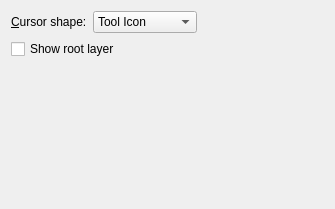
Qt form krita/ui/forms/wdggeneralsettings.ui (KDE/krita) before a commit.
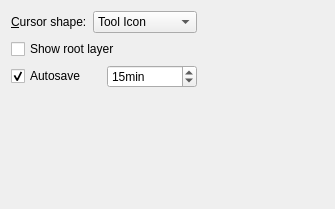
The same form after that commit.

Commit message:
Make autosave configurable and make it work for non-native files.
Patch by Adam <nospam@xibo.at>.

```diff
--- a/krita/ui/forms/wdggeneralsettings.ui
+++ b/krita/ui/forms/wdggeneralsettings.ui
@@ -80,7 +80,7 @@
      </property>
     </spacer>
    </item>
-   <item row="1" column="0" colspan="2">
+   <item row="1" column="0">
     <widget class="QCheckBox" name="chkShowRootLayer">
      <property name="text">
       <string>Show root layer</string>
@@ -88,6 +88,39 @@
     </widget>
    </item>
    <item row="2" column="0">
+    <layout class="QHBoxLayout" name="horizontalLayout">
+     <item>
+      <widget class="QCheckBox" name="m_autosaveCheckBox">
+       <property name="text">
+        <string>Autosave</string>
+       </property>
+       <property name="checked">
+        <bool>true</bool>
+       </property>
+      </widget>
+     </item>
+     <item>
+      <widget class="QSpinBox" name="m_autosaveSpinBox">
+       <property name="suffix">
+        <string notr="true">min</string>
+       </property>
+       <property name="minimum">
+        <number>1</number>
+       </property>
+       <property name="maximum">
+        <number>1440</number>
+       </property>
+       <property name="singleStep">
+        <number>5</number>
+       </property>
+       <property name="value">
+        <number>15</number>
+       </property>
+      </widget>
+     </item>
+    </layout>
+   </item>
+   <item row="3" column="0">
     <spacer name="spacer2">
      <property name="orientation">
       <enum>Qt::Vertical</enum>
```
Left out of the diff: 19 changed lines with no effect on the pictures. The commit also changes 7 other files.
